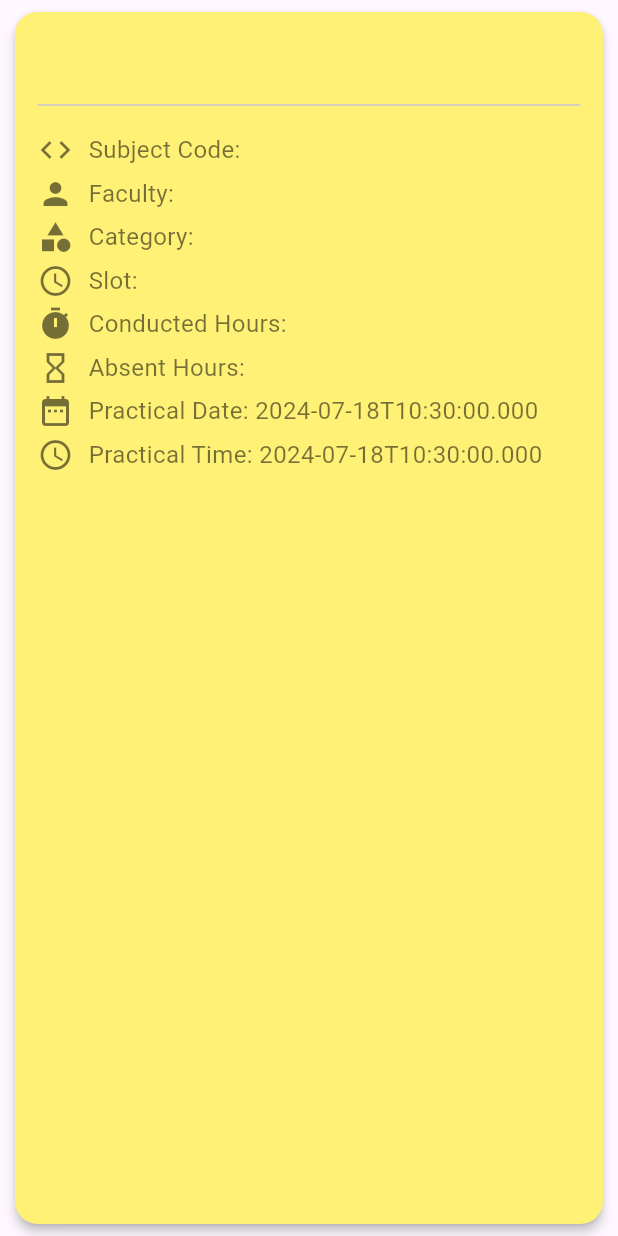
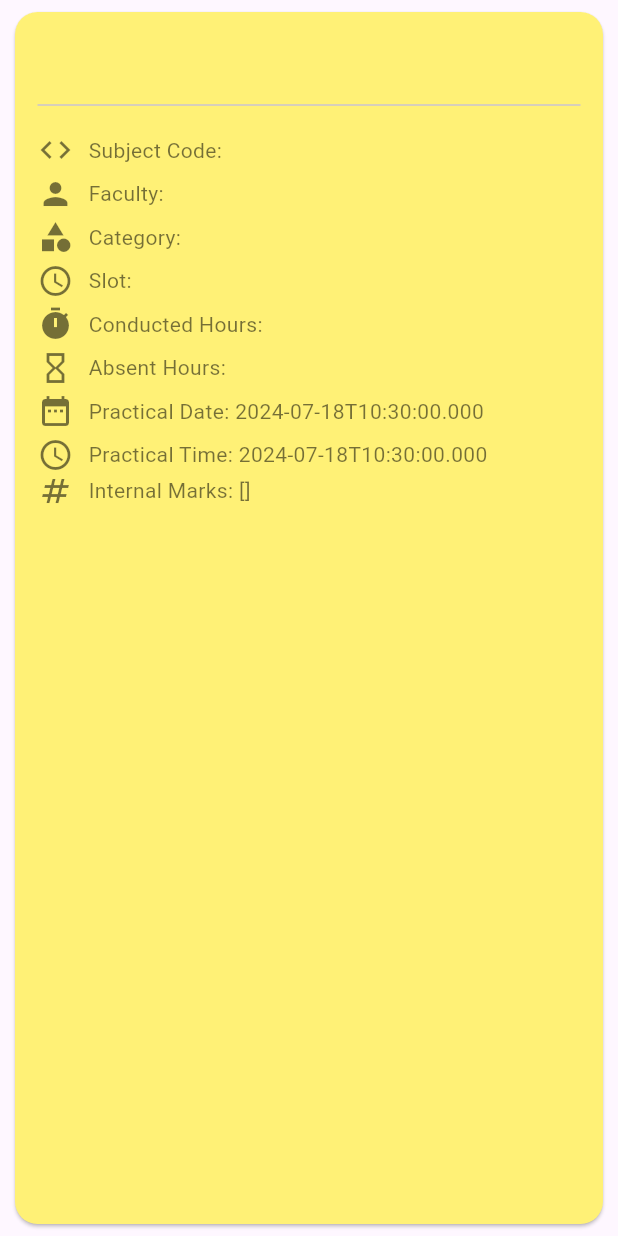
Before and after one commit to vinayakchandra/srm_student, a Flutter app: the CourseCard widget shown alone on an empty page, opened directly with empty values, on a phone screen of 412 x 824 dp. Run offline on Flutter 3.47's test engine with Material 3 defaults, Android fonts, the phone set to English and light mode, and no system bars; our stand-ins replace google_nav_bar.

Commit message:
update color

```diff
--- a/lib/screens/AttendanceScreen.dart
+++ b/lib/screens/AttendanceScreen.dart
@@ -22,6 +22,7 @@ class AttendanceScreen extends StatelessWidget {
 
 class CourseCard extends StatelessWidget {
   final Map<String, dynamic> course;
+  Color textColor = Colors.black54;
 
   CourseCard({required this.course});
 
@@ -31,7 +32,6 @@ class CourseCard extends StatelessWidget {
       shape: RoundedRectangleBorder(
         borderRadius: BorderRadius.circular(15.0),
       ),
-      elevation: 3,
       color: course['category'] == 'Practical'
           ? Colors.lightGreenAccent
           : Colors.yellow.shade300,
@@ -56,112 +56,125 @@ class CourseCard extends StatelessWidget {
             const SizedBox(height: 10),
             Row(
               children: [
-                const Icon(
+                Icon(
                   Icons.code,
-                  color: Colors.black54,
+                  color: textColor,
                 ),
                 const SizedBox(width: 10),
                 Text(
                   'Subject Code: ${course['subject_code']}',
-                  style: const TextStyle(fontSize: 16, color: Colors.black54),
+                  style: TextStyle(color: textColor),
                 ),
               ],
             ),
             const SizedBox(height: 5),
             Row(
               children: [
-                const Icon(
+                Icon(
                   Icons.person,
-                  color: Colors.black54,
+                  color: textColor,
                 ),
                 const SizedBox(width: 10),
                 Text(
                   'Faculty: ${course['subject_faculty']}',
-                  style: const TextStyle(fontSize: 16, color: Colors.black54),
+                  style: TextStyle(color: textColor),
                 ),
               ],
             ),
             const SizedBox(height: 5),
             Row(
               children: [
-                const Icon(
+                Icon(
                   Icons.category,
-                  color: Colors.black54,
+                  color: textColor,
                 ),
                 const SizedBox(width: 10),
                 Text(
                   'Category: ${course['category']}',
-                  style: const TextStyle(fontSize: 16, color: Colors.black54),
+                  style: TextStyle(color: textColor),
                 ),
               ],
             ),
             const SizedBox(height: 5),
             Row(
               children: [
-                const Icon(
+                Icon(
                   Icons.schedule,
-                  color: Colors.black54,
+                  color: textColor,
                 ),
                 const SizedBox(width: 10),
                 Text(
                   'Slot: ${course['slot']}',
-                  style: const TextStyle(fontSize: 16, color: Colors.black54),
+                  style: TextStyle(color: textColor),
                 ),
               ],
             ),
             const SizedBox(height: 5),
             Row(
               children: [
-                const Icon(
+                Icon(
                   Icons.timer,
-                  color: Colors.black54,
+                  color: textColor,
                 ),
                 const SizedBox(width: 10),
                 Text(
                   'Conducted Hours: ${course['conducted_hours']}',
-                  style: const TextStyle(fontSize: 16, color: Colors.black54),
+                  style: TextStyle(color: textColor),
                 ),
               ],
             ),
             const SizedBox(height: 5),
             Row(
               children: [
-                const Icon(
+                Icon(
                   Icons.hourglass_empty,
-                  color: Colors.black54,
+                  color: textColor,
                 ),
                 const SizedBox(width: 10),
                 Text(
                   'Absent Hours: ${course['absent_hours']}',
-                  style: const TextStyle(fontSize: 16, color: Colors.black54),
+                  style: TextStyle(color: textColor),
                 ),
               ],
             ),
             const SizedBox(height: 5),
             Row(
               children: [
-                const Icon(
+                Icon(
                   Icons.date_range,
-                  color: Colors.black54,
+                  color: textColor,
                 ),
                 const SizedBox(width: 10),
                 Text(
                   'Practical Date: ${course['practical_date']}',
-                  style: const TextStyle(fontSize: 16, color: Colors.black54),
+                  style: TextStyle(color: textColor),
                 ),
               ],
             ),
             const SizedBox(height: 5),
             Row(
               children: [
-                const Icon(
+                Icon(
                   Icons.access_time,
-                  color: Colors.black54,
+                  color: textColor,
                 ),
                 const SizedBox(width: 10),
                 Text(
                   'Practical Time: ${course['practical_time']}',
-                  style: const TextStyle(fontSize: 16, color: Colors.black54),
+                  style: TextStyle(color: textColor),
+                ),
+              ],
+            ),
+            Row(
+              children: [
+                Icon(
+                  Icons.numbers,
+                  color: textColor,
+                ),
+                const SizedBox(width: 10),
+                Text(
+                  'Internal Marks: ${course['internal_marks']}',
+                  style: TextStyle(color: textColor),
                 ),
               ],
             ),
--- a/lib/screens/MyHomePage.dart
+++ b/lib/screens/MyHomePage.dart
@@ -1,3 +1,4 @@
+import 'package:flutter/cupertino.dart';
 import 'package:flutter/material.dart';
 import 'package:google_nav_bar/google_nav_bar.dart';
 import 'package:srm_student/details.dart';
@@ -56,17 +57,21 @@ class _MyHomePageState extends State<MyHomePage> {
 
   Drawer buildDrawer() {
     return Drawer(
-      backgroundColor: const Color(0xffCBC3E3),
+      backgroundColor: Colors.orange.shade50,
       child: ListView(
         padding: EdgeInsets.zero,
         children: <Widget>[
-          const UserAccountsDrawerHeader(
+           const UserAccountsDrawerHeader(
+             // margin: EdgeInsets.zero,
+            decoration: BoxDecoration(
+              color: Colors.deepOrangeAccent,
+            ),
             accountName: Text("Made by Vinayak"),
             accountEmail: Text("vinayak.chandra.suryavanshi@gmail.com"),
           ),
           ListTile(
             tileColor: Colors.red,
-            leading: const Icon(Icons.arrow_back_rounded, color: Colors.white),
+            leading: const Icon(Icons.exit_to_app, color: Colors.white),
             title: const Text(
               "Logout",
               style: TextStyle(
@@ -79,7 +84,7 @@ class _MyHomePageState extends State<MyHomePage> {
                 print("LogOut");
                 Navigator.pushReplacement(
                   context,
-                  MaterialPageRoute(builder: (context) => LoginPage()),
+                  MaterialPageRoute(builder: (context) => const LoginPage()),
                 );
               });
             },
@@ -96,10 +101,10 @@ class _MyHomePageState extends State<MyHomePage> {
       padding: const EdgeInsets.symmetric(vertical: 15, horizontal: 10),
       child: GNav(
         // backgroundColor: navColor,
-        activeColor: Colors.deepPurpleAccent,
+        activeColor: Colors.teal.shade800,
         // activeColor: Colors.deepOrange,
         color: Colors.white,
-        tabBackgroundColor: Colors.yellowAccent,
+        tabBackgroundColor: Colors.orangeAccent.shade100,
         padding: const EdgeInsets.all(15),
         gap: 10,
         selectedIndex: _selectedIndex,
--- a/lib/screens/userScreen.dart
+++ b/lib/screens/userScreen.dart
@@ -21,6 +21,7 @@ class _UserScreenState extends State<UserScreen> {
           // crossAxisAlignment: CrossAxisAlignment.stretch,
           children: [
             Card(
+              color: Colors.teal.shade50,
               elevation: 4,
               shape: RoundedRectangleBorder(
                 borderRadius: BorderRadius.circular(15),
```
